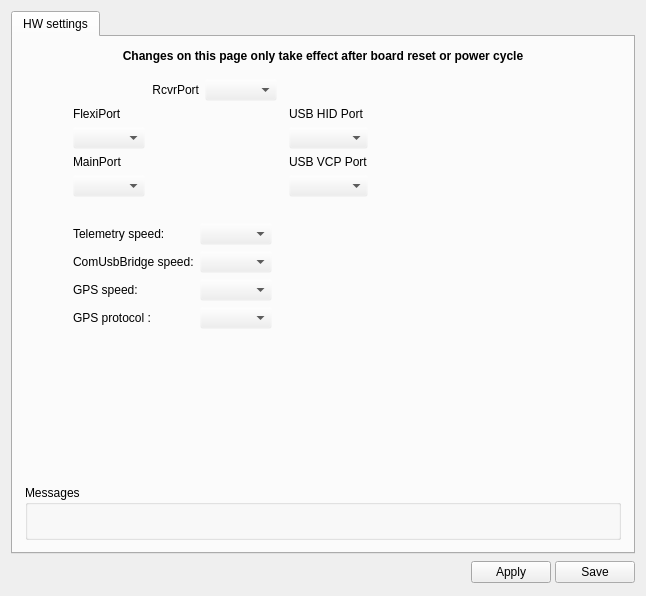
Above: ground/openpilotgcs/src/plugins/config/cc_hw_settings.ui from openpilot/OpenPilot before the change. Below: the same form after it.
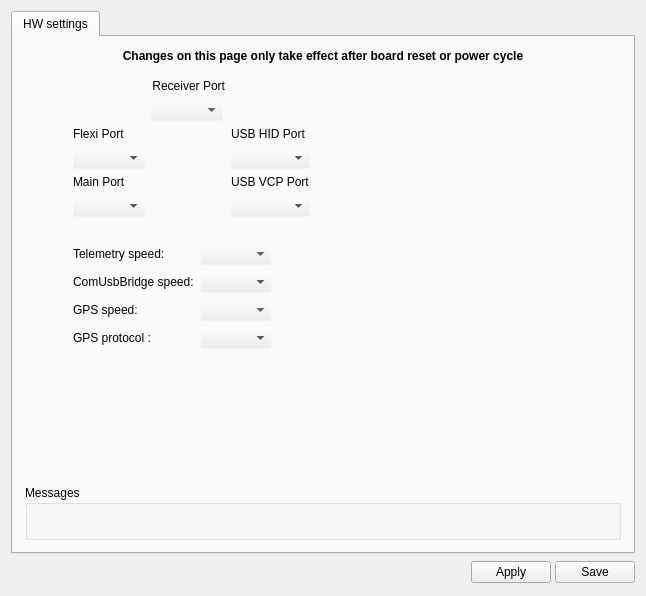
That is the form after the change. Icons and pictures are not drawn.

Commit message: OP-1685 Fixed Output config layout, fixed HW config layout for CC.

Patch:
```diff
--- a/ground/openpilotgcs/src/plugins/config/cc_hw_settings.ui
+++ b/ground/openpilotgcs/src/plugins/config/cc_hw_settings.ui
@@ -116,8 +116,8 @@
            <rect>
             <x>0</x>
             <y>0</y>
-            <width>622</width>
-            <height>519</height>
+            <width>624</width>
+            <height>510</height>
            </rect>
           </property>
           <layout class="QGridLayout" name="gridLayout_3">
@@ -309,18 +309,14 @@
             </layout>
            </item>
            <item row="2" column="1">
-            <layout class="QGridLayout" name="gridLayout" rowstretch="0,0,0,0,0,0">
-             <item row="5" column="0">
-              <widget class="QLabel" name="label_4">
-               <property name="text">
-                <string/>
-               </property>
-              </widget>
-             </item>
-             <item row="2" column="0">
+            <layout class="QGridLayout" name="gridLayout" rowstretch="0,0,0,0,0,0,0,0">
+             <item row="4" column="0">
               <widget class="QComboBox" name="cbFlexi"/>
              </item>
-             <item row="1" column="4">
+             <item row="6" column="0">
+              <widget class="QComboBox" name="cbTele"/>
+             </item>
+             <item row="3" column="3">
               <widget class="QLabel" name="label_8">
                <property name="text">
                 <string>USB HID Port</string>
@@ -330,10 +326,24 @@
                </property>
               </widget>
              </item>
-             <item row="4" column="0">
-              <widget class="QComboBox" name="cbTele"/>
+             <item row="7" column="0">
+              <widget class="QLabel" name="label_4">
+               <property name="text">
+                <string/>
+               </property>
+              </widget>
              </item>
-             <item row="1" column="1" rowspan="5" colspan="3">
+             <item row="5" column="3">
+              <widget class="QLabel" name="label_9">
+               <property name="text">
+                <string>USB VCP Port</string>
+               </property>
+               <property name="alignment">
+                <set>Qt::AlignBottom|Qt::AlignLeading|Qt::AlignLeft</set>
+               </property>
+              </widget>
+             </item>
+             <item row="3" column="1" rowspan="5" colspan="2">
               <widget class="QLabel" name="label_2">
                <property name="text">
                 <string/>
@@ -343,68 +353,58 @@
                </property>
               </widget>
              </item>
-             <item row="0" column="2">
-              <widget class="QComboBox" name="cbRcvr"/>
-             </item>
-             <item row="3" column="0">
+             <item row="5" column="0">
               <widget class="QLabel" name="label_3">
                <property name="text">
-                <string>MainPort</string>
+                <string>Main Port</string>
                </property>
                <property name="alignment">
                 <set>Qt::AlignBottom|Qt::AlignLeading|Qt::AlignLeft</set>
                </property>
               </widget>
              </item>
-             <item row="2" column="4">
+             <item row="3" column="0">
+              <widget class="QLabel" name="label_5">
+               <property name="text">
+                <string>Flexi Port</string>
+               </property>
+               <property name="alignment">
+                <set>Qt::AlignBottom|Qt::AlignLeading|Qt::AlignLeft</set>
+               </property>
+              </widget>
+             </item>
+             <item row="4" column="3">
               <widget class="QComboBox" name="cbUsbHid"/>
              </item>
              <item row="4" column="4">
+              <spacer name="horizontalSpacer_2">
+               <property name="orientation">
+                <enum>Qt::Horizontal</enum>
+               </property>
+               <property name="sizeHint" stdset="0">
+                <size>
+                 <width>40</width>
+                 <height>20</height>
+                </size>
+               </property>
+              </spacer>
+             </item>
+             <item row="6" column="3">
               <widget class="QComboBox" name="cbUsbVcp"/>
              </item>
-             <item row="1" column="0">
-              <widget class="QLabel" name="label_5">
-               <property name="text">
-                <string>FlexiPort</string>
-               </property>
-               <property name="alignment">
-                <set>Qt::AlignBottom|Qt::AlignLeading|Qt::AlignLeft</set>
-               </property>
-              </widget>
+             <item row="2" column="1" colspan="2" alignment="Qt::AlignLeft">
+              <widget class="QComboBox" name="cbRcvr"/>
              </item>
-             <item row="3" column="4">
-              <widget class="QLabel" name="label_9">
-               <property name="text">
-                <string>USB VCP Port</string>
-               </property>
-               <property name="alignment">
-                <set>Qt::AlignBottom|Qt::AlignLeading|Qt::AlignLeft</set>
-               </property>
-              </widget>
-             </item>
-             <item row="0" column="1">
+             <item row="1" column="1" colspan="2" alignment="Qt::AlignLeft">
               <widget class="QLabel" name="label_7">
                <property name="text">
-                <string>RcvrPort</string>
+                <string>Receiver Port</string>
                </property>
                <property name="alignment">
                 <set>Qt::AlignRight|Qt::AlignTrailing|Qt::AlignVCenter</set>
                </property>
               </widget>
              </item>
-             <item row="2" column="5">
-              <spacer name="horizontalSpacer_2">
-               <property name="orientation">
-                <enum>Qt::Horizontal</enum>
-               </property>
-               <property name="sizeHint" stdset="0">
-                <size>
-                 <width>40</width>
-                 <height>20</height>
-                </size>
-               </property>
-              </spacer>
-             </item>
             </layout>
            </item>
            <item row="2" column="0">
```
Left out of the diff: 2 changed lines with no effect on the pictures. The commit also changes 2 other files.
